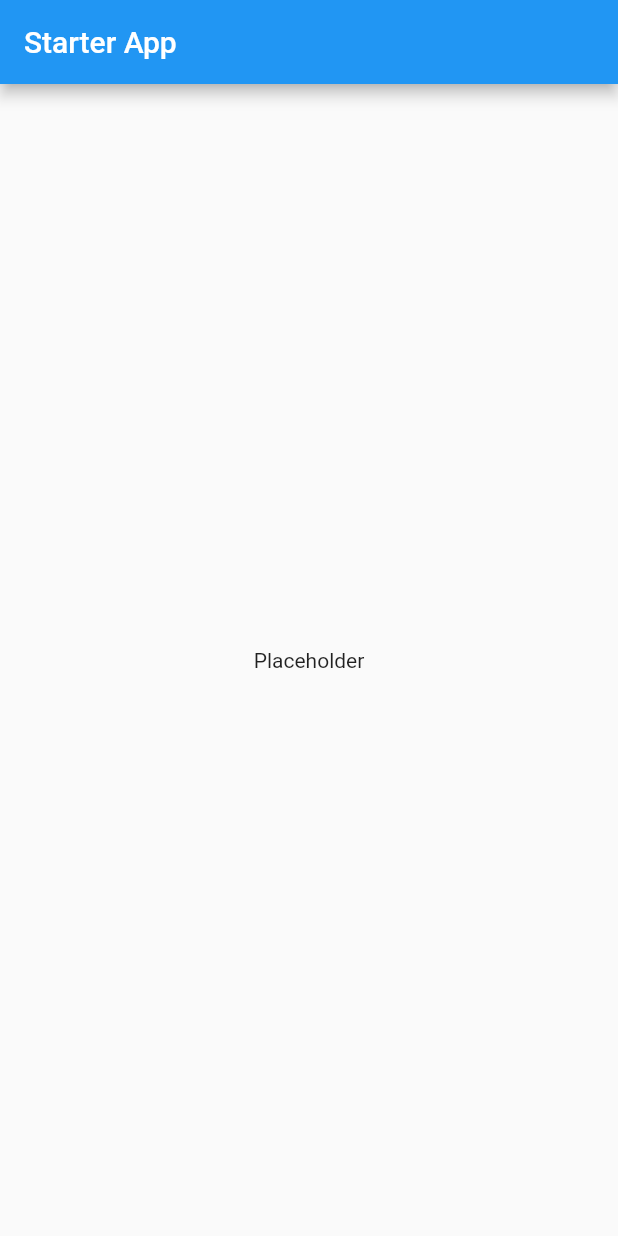
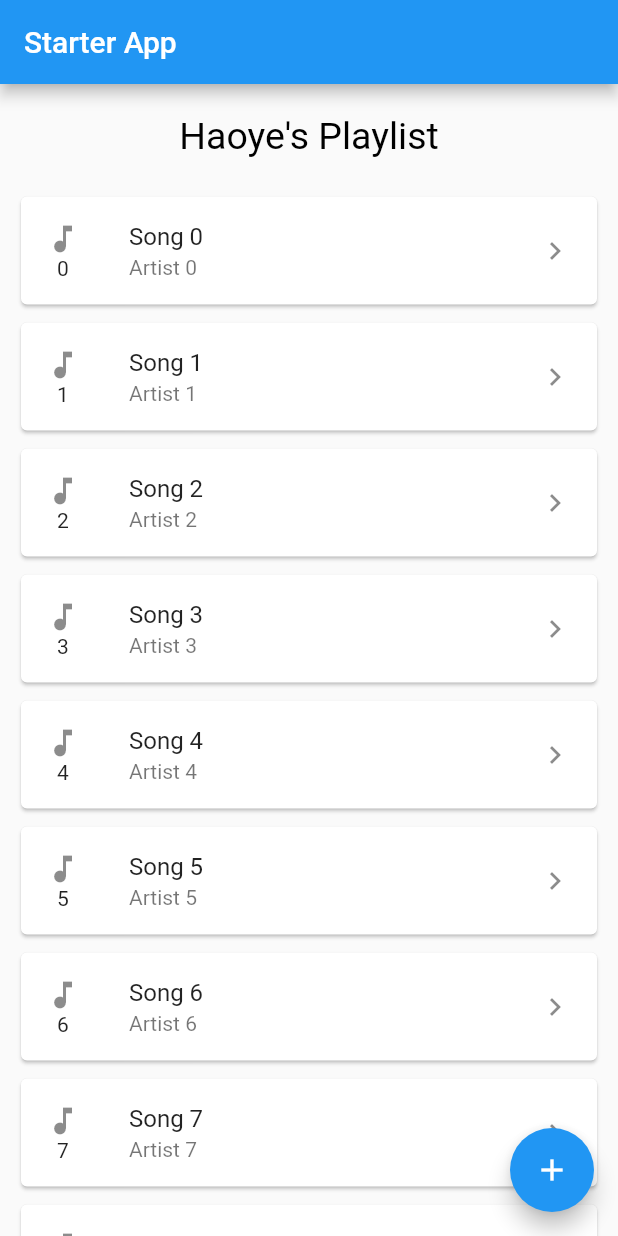
Before and after one commit to pjby/FlutterStarter, a Flutter app: the screen it shows after launch, on a phone screen of 412 x 824 dp. Run offline on Flutter 3.47's test engine with Material 2 defaults, Android fonts, the light colour scheme and no system bars.

Commit message:
Add song list Add "Add New Song" page Add FAB

```diff
--- /dev/null
+++ b/lib/NewSong.dart
@@ -0,0 +1,17 @@
+import 'package:flutter/material.dart';
+
+class NewSong extends StatefulWidget {
+  @override
+  _NewSongState createState() => _NewSongState();
+}
+
+class _NewSongState extends State<NewSong> {
+  @override
+  Widget build(BuildContext context) {
+    return Scaffold(
+      appBar: AppBar(
+        title: Text('Add New Song'),
+      ),
+    );
+  }
+}
--- a/lib/home.dart
+++ b/lib/home.dart
@@ -1,4 +1,6 @@
 import 'package:flutter/material.dart';
+import 'package:playlistapp/NewSong.dart';
+import 'package:playlistapp/models.dart';
 
 class HomePage extends StatefulWidget {
   HomePage({Key key, this.title}) : super(key: key);
@@ -9,6 +11,16 @@ class HomePage extends StatefulWidget {
 }
 
 class _HomePageState extends State<HomePage> {
+  List<Song> songs = List<Song>.generate(
+      150,
+      (i) => Song(
+            albumName: 'Album $i',
+            songName: 'Song $i',
+            artistName: 'Artist $i',
+            lengthInSec: i,
+            url: 'https://$i/',
+          ));
+
   @override
   Widget build(BuildContext context) {
     return Scaffold(
@@ -16,10 +28,60 @@ class _HomePageState extends State<HomePage> {
         title: Text(widget.title),
       ),
       body: Center(
-        child: Text(
-          'Placeholder',
+        child: Column(
+          children: [
+            Padding(
+              padding: EdgeInsets.symmetric(
+                vertical: 20,
+              ),
+              child: Text(
+                "Haoye's Playlist",
+                style: TextStyle(
+                  fontSize: 25,
+                  color: Colors.black,
+                ),
+              ),
+            ),
+            Expanded(
+              child: ListView.builder(
+                itemBuilder: (BuildContext context, int index) {
+                  return Padding(
+                    padding: EdgeInsets.symmetric(
+                      horizontal: 10,
+                      vertical: 2,
+                    ),
+                    child: Card(
+                      child: ListTile(
+                        leading: Column(
+                          mainAxisAlignment: MainAxisAlignment.center,
+                          children: [
+                            Icon(
+                              Icons.music_note,
+                            ),
+                            Text(songs[index].lengthInSec.toString()),
+                          ],
+                        ),
+                        title: Text(songs[index].songName),
+                        subtitle: Text(songs[index].artistName),
+                        trailing: Icon(
+                          Icons.keyboard_arrow_right,
+                        ),
+                      ),
+                    ),
+                  );
+                },
+                itemCount: songs.length,
+              ),
+            ),
+          ],
         ),
+      ),
+      floatingActionButton: FloatingActionButton(
+        child: Icon(Icons.add),
+        onPressed: () => Navigator.push(context, MaterialPageRoute(builder: (context) => NewSong())),
       ),
     );
   }
+
+  //void addSong() {}
 }
--- /dev/null
+++ b/lib/models.dart
@@ -0,0 +1,9 @@
+class Song {
+  String albumName;
+  String songName;
+  String artistName;
+  int lengthInSec;
+  String url;
+
+  Song({this.albumName, this.songName, this.artistName, this.lengthInSec, this.url});
+}
```
Also changed, not shown: pubspec.lock.
